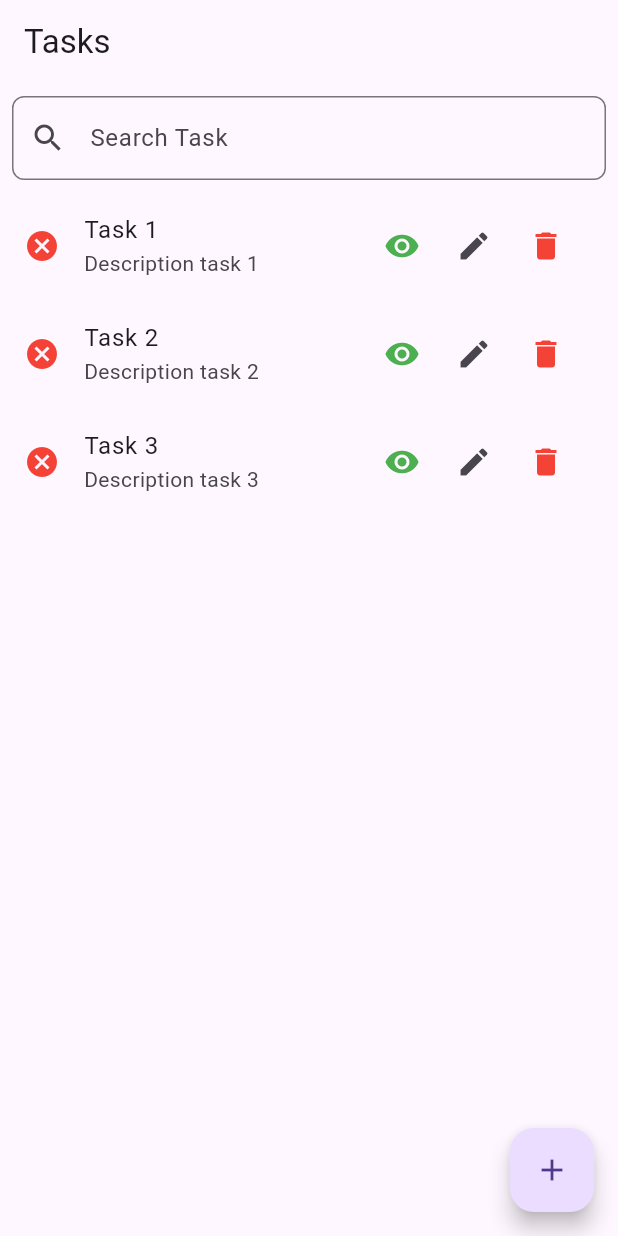
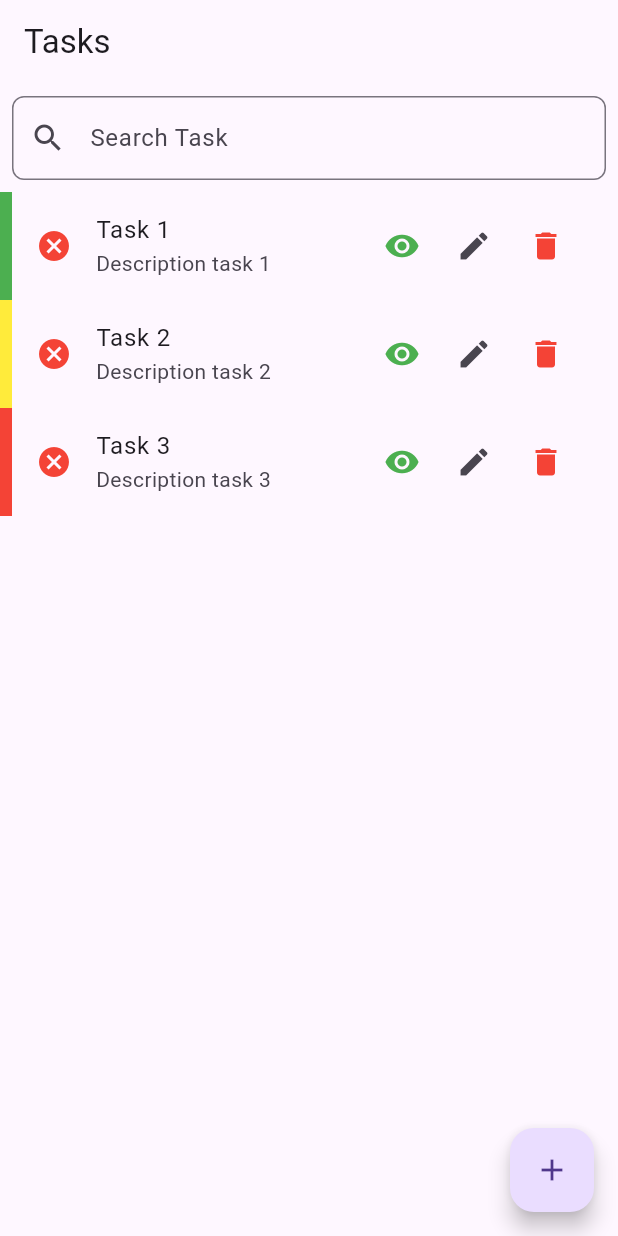
Before and after one commit to LorenzoBondan/Tasks-Management, a Flutter app: the screen it shows after launch, on a phone screen of 412 x 824 dp. Run offline on Flutter 3.47's test engine with Material 3 defaults, Android fonts, the phone set to English and light mode, and no system bars.

Commit message:
add left border color according to task priority

```diff
--- a/lib/view/tasks/task_list_page.dart
+++ b/lib/view/tasks/task_list_page.dart
@@ -57,7 +57,6 @@ class _TaskListPageState extends State<TaskListPage> {
         children: [
           Padding(
             padding: const EdgeInsets.all(8.0),
-
             child: TextField(
               controller: _searchController,
               decoration: InputDecoration(
@@ -71,14 +70,39 @@ class _TaskListPageState extends State<TaskListPage> {
                 });
               },
             ),
+          ),
 
-          ),
           Expanded(
             child: ListView.builder(
               itemCount: filteredTasks.length,
               itemBuilder: (context, index) {
                 final item = filteredTasks[index];
-                return ListTile(
+                Color priorityColor;
+
+                switch (item.priority.name) {
+                  case 'low':
+                    priorityColor = Colors.green;
+                    break;
+                  case 'normal':
+                    priorityColor = Colors.yellow;
+                    break;
+                  case 'high':
+                    priorityColor = Colors.red;
+                    break;
+                  default:
+                    priorityColor = Colors.grey;
+                }
+
+                return Container(
+                  decoration: BoxDecoration(
+                    border: Border(
+                      left: BorderSide(
+                        color: priorityColor,
+                        width: 8,
+                      ),
+                    ),
+                  ),
+                  child: ListTile(
                     title: Text(item.title),
                     subtitle: Text(item.description),
                     leading: GestureDetector(
@@ -92,24 +116,23 @@ class _TaskListPageState extends State<TaskListPage> {
                         color: item.isCompleted ? Colors.green : Colors.red,
                       ),
                     ),
-                  // add priority
-
                     trailing: Row(
                       mainAxisSize: MainAxisSize.min,
                       children: [
-
                         IconButton(
                           icon: const Icon(Icons.visibility, color: Colors.green),
                           onPressed: () {
                             Navigator.push(
                               context,
                               MaterialPageRoute(
-                              builder: (context) => TaskDetailsPage(task: item, onToggleCompletion: _refreshTasks),
+                                builder: (context) => TaskDetailsPage(
+                                  task: item,
+                                  onToggleCompletion: _refreshTasks,
+                                ),
                               ),
                             );
                           },
                         ),
-
                         IconButton(
                           icon: const Icon(Icons.edit),
                           onPressed: () {
@@ -119,13 +142,12 @@ class _TaskListPageState extends State<TaskListPage> {
                             );
                           },
                         ),
-
                         IconButton(
                           icon: const Icon(Icons.delete, color: Colors.red),
                           onPressed: () => _confirmDelete(context, item.id),
                         ),
-
                       ],
+                    ),
                   ),
                 );
               },
```
Lines whose indentation alone changed are shown as unchanged.
